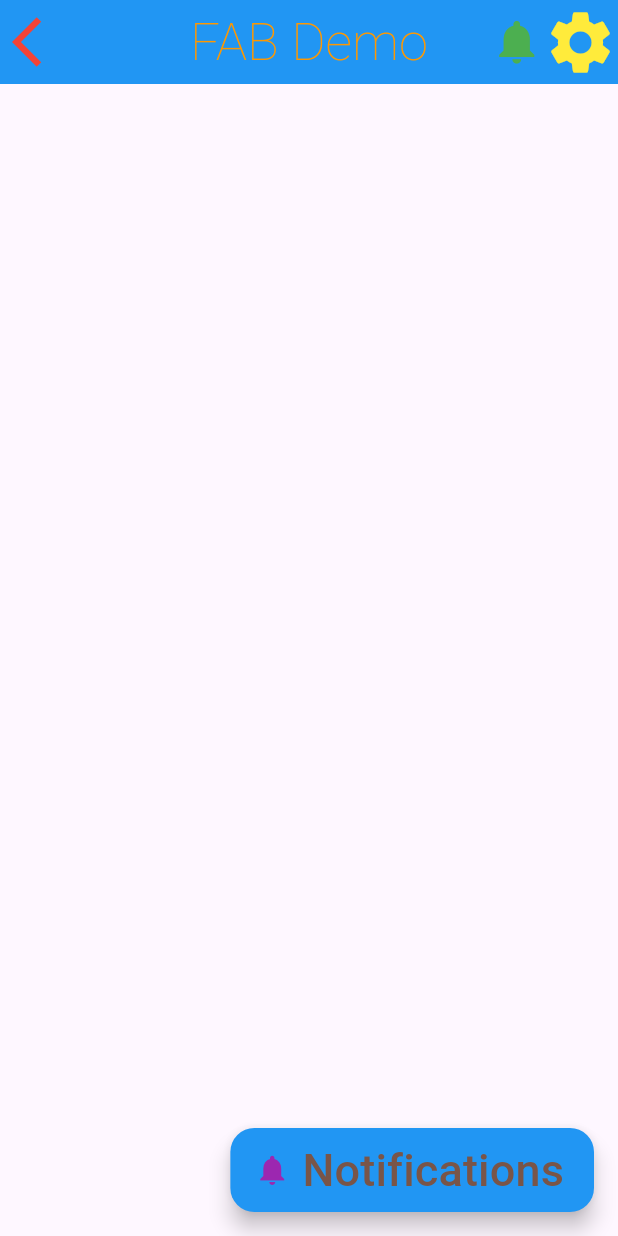
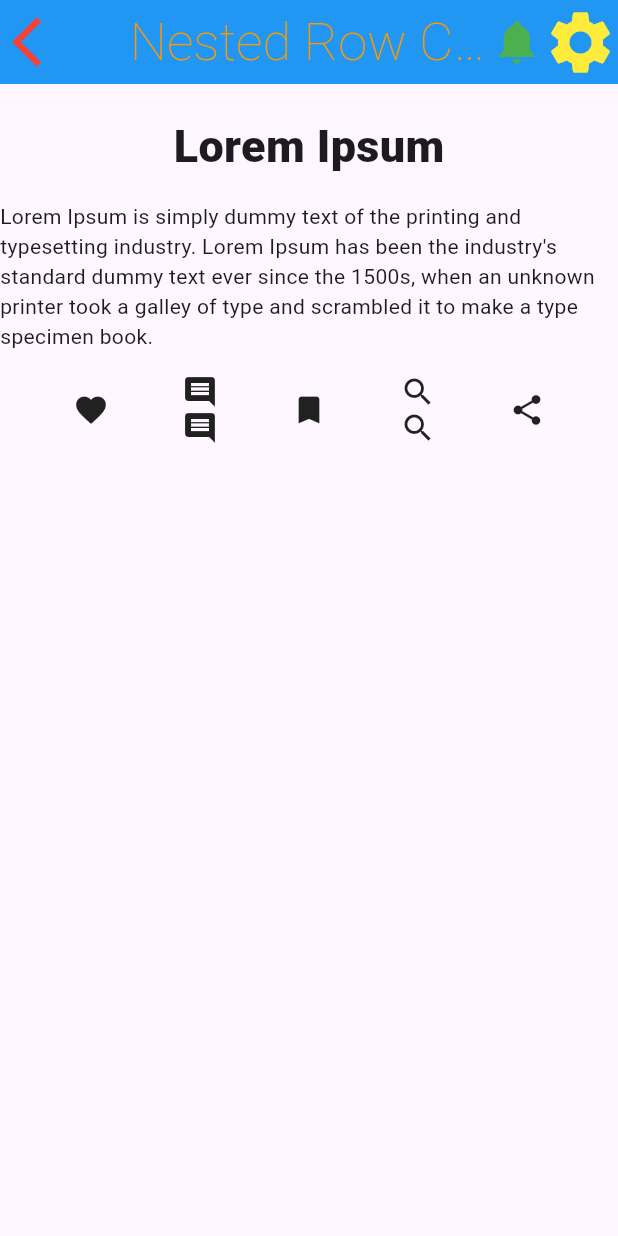
Before and after one commit to AbRehman536/Flutter_sec_9, a Flutter app: the screen it shows after launch, on a phone screen of 412 x 824 dp. Run offline on Flutter 3.47's test engine with Material 3 defaults, Android fonts, the light colour scheme and no system bars.

Commit message:
Nested Row Column done

```diff
--- a/lib/main.dart
+++ b/lib/main.dart
@@ -1,6 +1,8 @@
 import 'package:flutter/material.dart';
 import 'package:flutter_sec_9/floating_action_button.dart';
 import 'package:flutter_sec_9/floating_action_button_extended.dart';
+import 'package:flutter_sec_9/nested_row_column.dart';
+import 'package:flutter_sec_9/row_column_demo.dart';
 
 import 'appbar_demo.dart';
 
@@ -34,7 +36,7 @@ class MyApp extends StatelessWidget {
         // tested with just a hot reload.
         colorScheme: ColorScheme.fromSeed(seedColor: Colors.deepPurple),
       ),
-      home: FloatingActionButtonExtendedDemo(),
+      home: NestedRowColumnDemo(),
     );
   }
 }
--- /dev/null
+++ b/lib/nested_row_column.dart
@@ -0,0 +1,49 @@
+import 'package:flutter/material.dart';
+
+class NestedRowColumnDemo extends StatelessWidget {
+  const NestedRowColumnDemo({super.key});
+
+  @override
+  Widget build(BuildContext context) {
+    return Scaffold(
+      appBar: AppBar(
+        backgroundColor: Colors.blue,
+        foregroundColor: Colors.white,
+        leading: Icon(Icons.arrow_back_ios,color: Colors.red,size: 40,),
+        title: Text("Nested Row Column",style: TextStyle(
+          color: Colors.orange,
+          fontSize: 35,
+          fontWeight: FontWeight.w100,
+        ),),
+        centerTitle: true,
+        actions: [
+          Icon(Icons.notifications,color: Colors.green,size: 35,),
+          Icon(Icons.settings,color: Colors.yellow,size: 50,),
+        ],
+      ),
+      body: Column(
+        children: [
+          SizedBox(height: 20,),
+        Text("Lorem Ipsum",style: TextStyle(fontWeight: FontWeight.w900,fontSize: 30),),
+        SizedBox(height: 15,),
+        Text("Lorem Ipsum is simply dummy text of the printing and typesetting industry. Lorem Ipsum has been the industry's standard dummy text ever since the 1500s, when an unknown printer took a galley of type and scrambled it to make a type specimen book."),
+        SizedBox(height: 15,),
+          Row(
+          mainAxisAlignment: MainAxisAlignment.spaceEvenly,
+          children: [
+          Icon(Icons.favorite),
+          Column(children: [
+            Icon(Icons.comment),
+            Icon(Icons.comment),
+          ],),
+          Icon(Icons.bookmark),
+          Column(children: [
+            Icon(Icons.search),
+            Icon(Icons.search),
+          ],),
+          Icon(Icons.share),
+        ],)
+      ],),
+    );
+  }
+}
```
Also changed, not shown: lib/row_column_demo.dart (added, +31 -0 lines).
